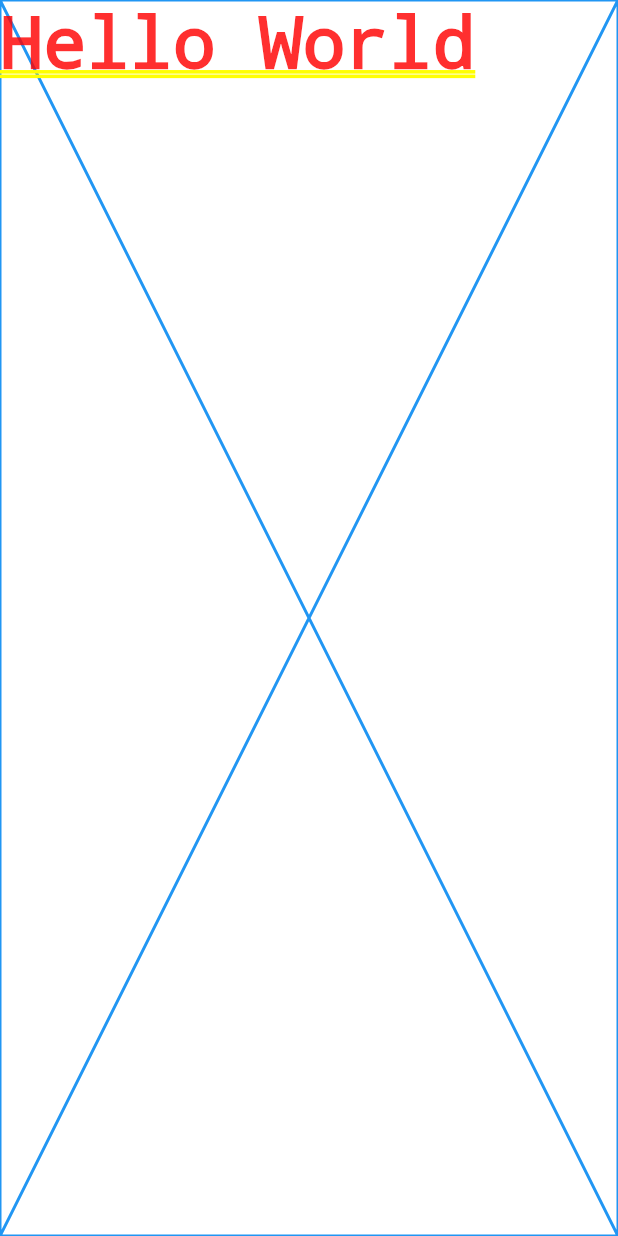
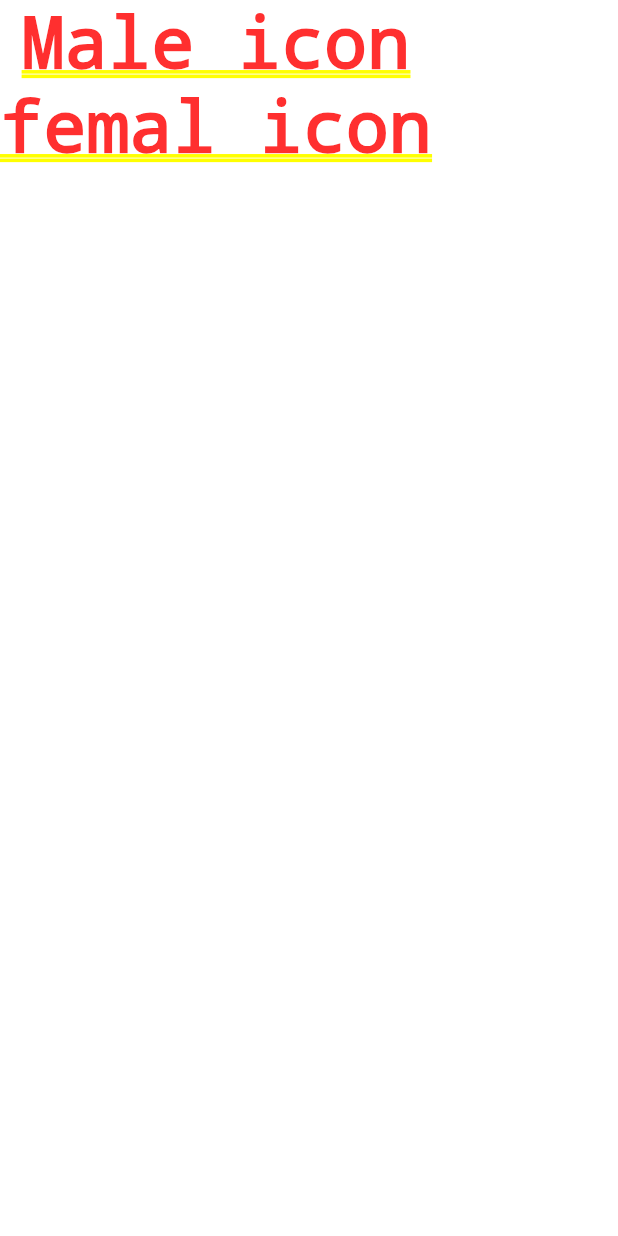
Before and after one commit to gmandroroshe/Body-BMI-calculator-App-using-Flutter, a Flutter app: the screen it shows after launch, on a phone screen of 412 x 824 dp. Run offline on Flutter 3.47's test engine with Material 3 defaults, Android fonts, the phone set to English and light mode, and no system bars.

Commit message:
create colum and row

```diff
--- a/BMI calculator/lib/main_page.dart
+++ b/BMI calculator/lib/main_page.dart
@@ -1,4 +1,3 @@
-import 'package:flutter/foundation.dart';
 import 'package:flutter/material.dart';
 
 class mainpage extends StatefulWidget {
@@ -12,8 +11,21 @@ class _mainpageState extends State<mainpage> {
   @override
   Widget build(BuildContext context) {
     return const Placeholder(
-      color: Colors.blue,
-      child: Text("Hello World"),
+      color: Colors.white,
+      child: Column(
+        children: [
+          Row(
+            children: [
+              Column(
+                children: [
+                  Text("Male icon"),
+                  Text("femal icon"),
+                ],
+              )
+            ],
+          )
+        ],
+      ),
     );
   }
 }
```
